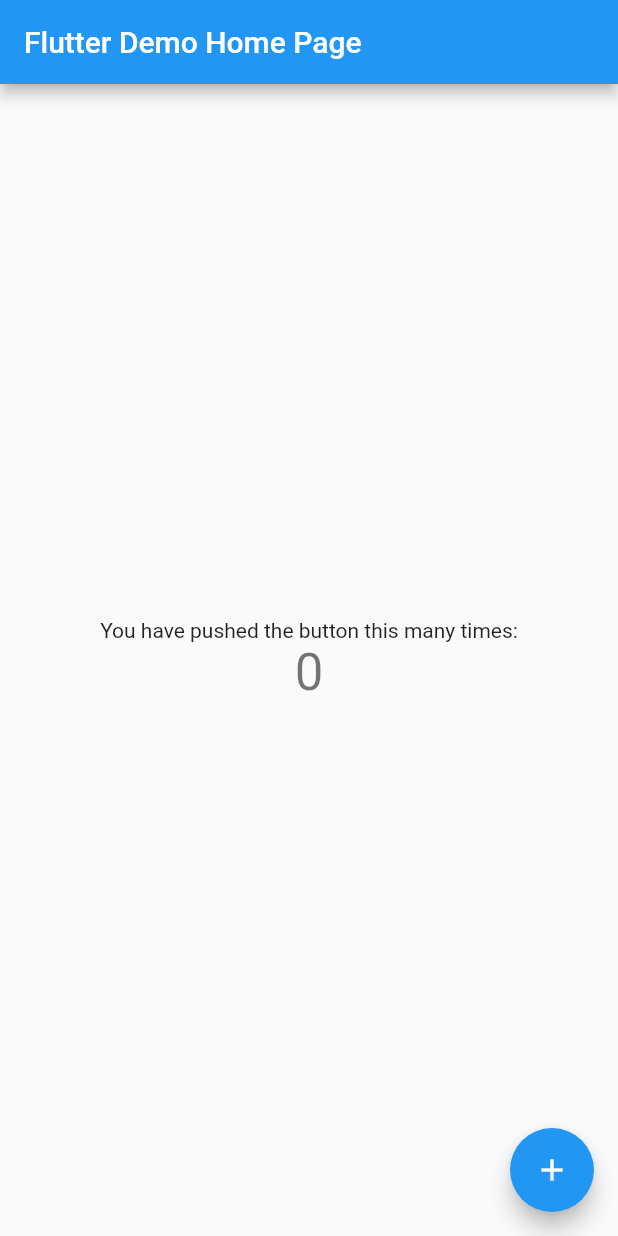
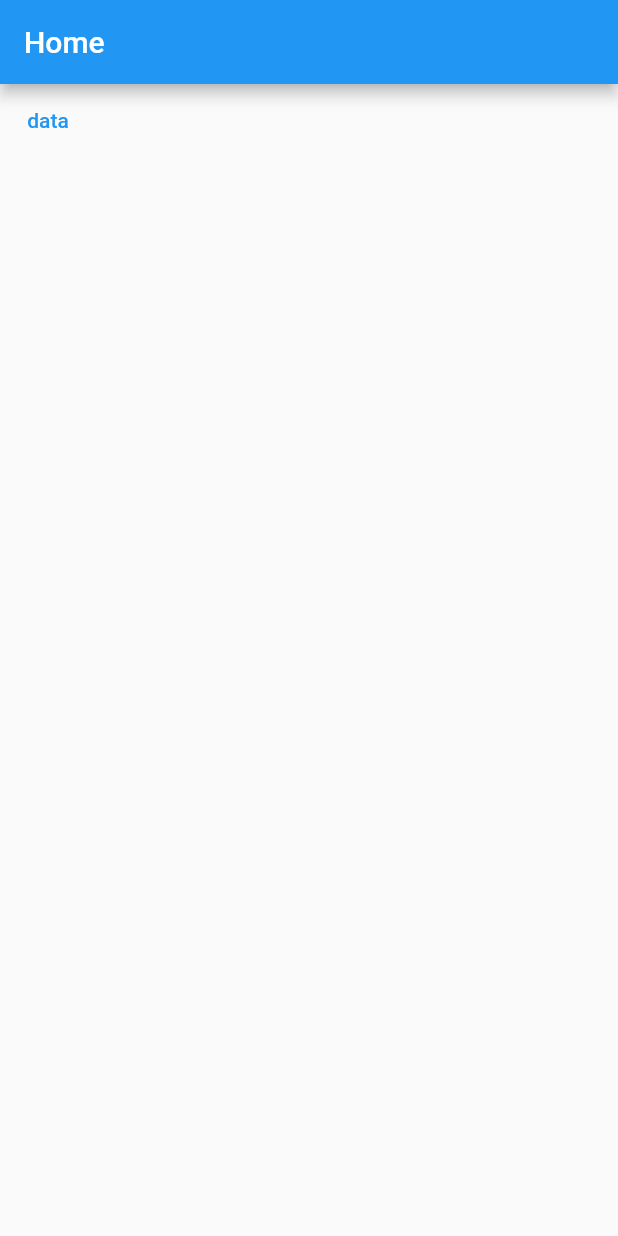
Before and after one commit to easy-pro/FlutterBasicDev, a Flutter app: the screen it shows after launch, on a phone screen of 412 x 824 dp. Run offline on Flutter 3.47's test engine with Material 2 defaults, Android fonts, the phone set to English and light mode, and no system bars.

Commit message:
Button_test

```diff
--- a/my_app/lib/main.dart
+++ b/my_app/lib/main.dart
@@ -1,117 +1,20 @@
 import 'package:flutter/material.dart';
 
-void main() {
-  runApp(MyApp());
+main(List<String> args) {
+  runApp(myapp());
 }
 
-class MyApp extends StatelessWidget {
-  // This widget is the root of your application.
+class myapp extends StatelessWidget {
   @override
   Widget build(BuildContext context) {
     return MaterialApp(
-      title: 'Flutter Demo',
-      theme: ThemeData(
-        // This is the theme of your application.
-        //
-        // Try running your application with "flutter run". You'll see the
-        // application has a blue toolbar. Then, without quitting the app, try
-        // changing the primarySwatch below to Colors.green and then invoke
-        // "hot reload" (press "r" in the console where you ran "flutter run",
-        // or simply save your changes to "hot reload" in a Flutter IDE).
-        // Notice that the counter didn't reset back to zero; the application
-        // is not restarted.
-        primarySwatch: Colors.blue,
-        // This makes the visual density adapt to the platform that you run
-        // the app on. For desktop platforms, the controls will be smaller and
-        // closer together (more dense) than on mobile platforms.
-        visualDensity: VisualDensity.adaptivePlatformDensity,
+      debugShowCheckedModeBanner: false,
+      home: Scaffold(
+        appBar: AppBar(title: Text("Home")),
+        body: Container(
+          child: TextButton(onPressed: () {}, child: Text("data")),
+        ),
       ),
-      home: MyHomePage(title: 'Flutter Demo Home Page'),
     );
   }
 }
-
-class MyHomePage extends StatefulWidget {
-  MyHomePage({Key key, this.title}) : super(key: key);
-
-  // This widget is the home page of your application. It is stateful, meaning
-  // that it has a State object (defined below) that contains fields that affect
-  // how it looks.
-
-  // This class is the configuration for the state. It holds the values (in this
-  // case the title) provided by the parent (in this case the App widget) and
-  // used by the build method of the State. Fields in a Widget subclass are
-  // always marked "final".
-
-  final String title;
-
-  @override
-  _MyHomePageState createState() => _MyHomePageState();
-}
-
-class _MyHomePageState extends State<MyHomePage> {
-  int _counter = 0;
-
-  void _incrementCounter() {
-    setState(() {
-      // This call to setState tells the Flutter framework that something has
-      // changed in this State, which causes it to rerun the build method below
-      // so that the display can reflect the updated values. If we changed
-      // _counter without calling setState(), then the build method would not be
-      // called again, and so nothing would appear to happen.
-      _counter++;
-    });
-  }
-
-  @override
-  Widget build(BuildContext context) {
-    // This method is rerun every time setState is called, for instance as done
-    // by the _incrementCounter method above.
-    //
-    // The Flutter framework has been optimized to make rerunning build methods
-    // fast, so that you can just rebuild anything that needs updating rather
-    // than having to individually change instances of widgets.
-    return Scaffold(
-      appBar: AppBar(
-        // Here we take the value from the MyHomePage object that was created by
-        // the App.build method, and use it to set our appbar title.
-        title: Text(widget.title),
-      ),
-      body: Center(
-        // Center is a layout widget. It takes a single child and positions it
-        // in the middle of the parent.
-        child: Column(
-          // Column is also a layout widget. It takes a list of children and
-          // arranges them vertically. By default, it sizes itself to fit its
-          // children horizontally, and tries to be as tall as its parent.
-          //
-          // Invoke "debug painting" (press "p" in the console, choose the
-          // "Toggle Debug Paint" action from the Flutter Inspector in Android
-          // Studio, or the "Toggle Debug Paint" command in Visual Studio Code)
-          // to see the wireframe for each widget.
-          //
-          // Column has various properties to control how it sizes itself and
-          // how it positions its children. Here we use mainAxisAlignment to
-          // center the children vertically; the main axis here is the vertical
-          // axis because Columns are vertical (the cross axis would be
-          // horizontal).
-          mainAxisAlignment: MainAxisAlignment.center,
-          children: <Widget>[
-            Text(
-              'You have pushed the button this many times:',
-            ),
-            Text(
-              '$_counter',
-              style: Theme.of(context).textTheme.headline4,
-            ),
-          ],
-        ),
-      ),
-      floatingActionButton: FloatingActionButton(
-        onPressed: _incrementCounter,
-        tooltip: 'Increment',
-        child: Icon(Icons.add),
-      ), // This trailing comma makes auto-formatting nicer for build methods.
-    );
-  }
-}
```
Also changed, not shown: 2 other files.
